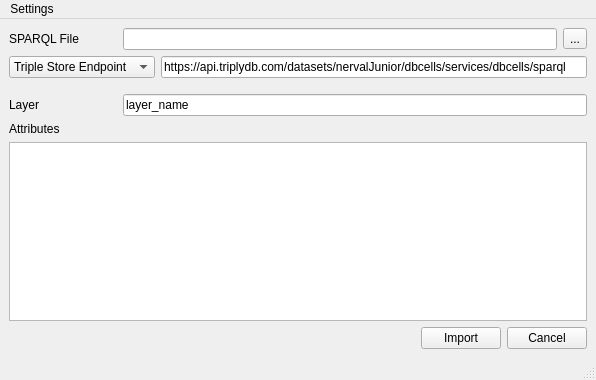
The window that MainWindow.ui (LambdaGeo/qgisparql-triple2layer) describes before a commit, drawn with Qt 5.
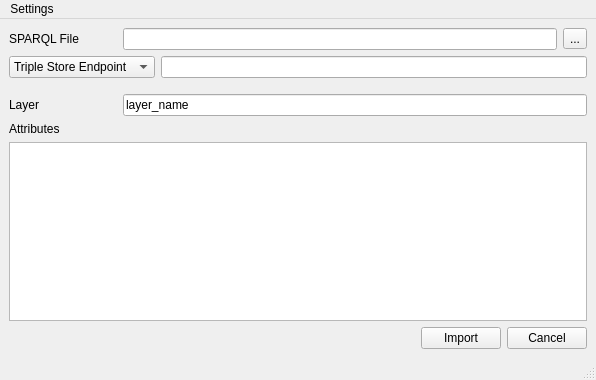
The same window after the commit.

Commit message: adição de barra de progresso

Diff of the .ui file:
```diff
--- a/MainWindow.ui
+++ b/MainWindow.ui
@@ -73,7 +73,7 @@
         <item>
          <widget class="QLineEdit" name="lineEndpoint">
           <property name="text">
-           <string>https://api.triplydb.com/datasets/nervalJunior/dbcells/services/dbcells/sparql</string>
+           <string/>
           </property>
          </widget>
         </item>
```
The commit also changes 2 other files.
